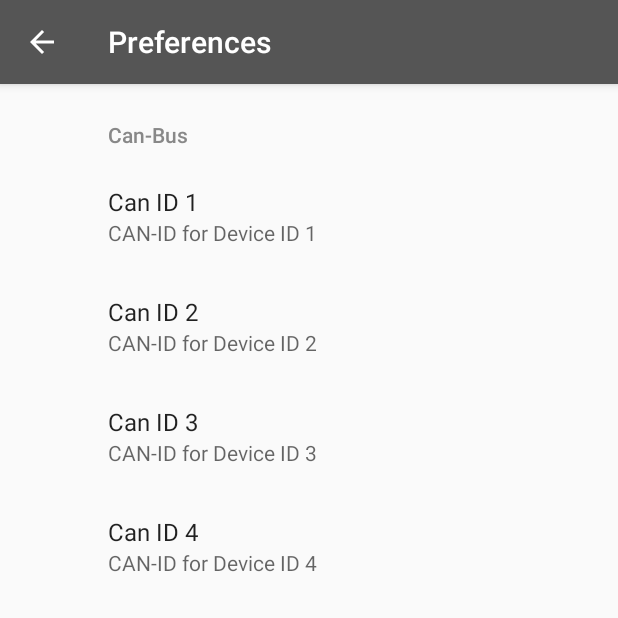
After one commit to rouven0/DCC-Controller-Android-App, an Android app: the SettingsActivity screen opened directly, with no data from a screen before it, on a phone screen of 412 x 824 dp, the top half of it. The commit adds this screen. Run offline under Robolectric (Android 15) with nearby library versions, the phone set to English and light mode, and no system bars; our stand-ins replace androidx.preference.

Commit message:
added settings: settings_activity.xml SettingsActivity.java root_preferences.xml arrays.xml

```diff
--- a/CBusMessage/build.gradle
+++ b/CBusMessage/build.gradle
@@ -2,6 +2,8 @@ apply plugin: 'java-library'
 
 dependencies {
     implementation fileTree(dir: 'libs', include: ['*.jar'])
+    implementation 'org.jetbrains:annotations-java5:15.0'
+    implementation 'androidx.annotation:annotation:1.1.0'
 }
 
 sourceCompatibility = "1.7"
--- a/CBusMessage/src/main/java/com/traincon/CBusMessage/CBusAsciiMessageBuilder.java
+++ b/CBusMessage/src/main/java/com/traincon/CBusMessage/CBusAsciiMessageBuilder.java
@@ -1,4 +1,7 @@
 package com.traincon.CBusMessage;
+
+import androidx.annotation.NonNull;
+
 /*
  * Build Ascii-CBus messages that are sent to the board
  */
@@ -20,7 +23,7 @@ public class CBusAsciiMessageBuilder {
         canId = canid;
     }
 
-    public String build(CBusMessage cBusMessage){
+    public String build(@NonNull CBusMessage cBusMessage){
         StringBuilder data = new StringBuilder();
         for (int i=0; i<cBusMessage.getData().length; i++){
             data.append(cBusMessage.getData()[i]);
--- a/app/build.gradle
+++ b/app/build.gradle
@@ -6,8 +6,8 @@ android {
         applicationId "com.traincon.modelleisenbahn_controller"
         minSdkVersion 26
         targetSdkVersion 30
-        versionCode 17
-        versionName "1.3.6"
+        versionCode 18
+        versionName "1.4.0"
         testInstrumentationRunner 'androidx.test.runner.AndroidJUnitRunner'
     }
     buildTypes {
@@ -26,6 +26,7 @@ dependencies {
     implementation 'androidx.core:core:1.3.1'
     implementation 'org.jetbrains:annotations-java5:15.0'
     implementation project(path: ':CBusMessage')
+    implementation 'androidx.preference:preference:1.1.1'
     testImplementation 'junit:junit:4.13'
     androidTestImplementation 'androidx.test.ext:junit:1.1.2'
     androidTestImplementation 'androidx.test.espresso:espresso-core:3.3.0'
--- a/app/src/main/java/com/traincon/modelleisenbahn_controller/FullscreenActivity.java
+++ b/app/src/main/java/com/traincon/modelleisenbahn_controller/FullscreenActivity.java
@@ -292,7 +292,7 @@ public class FullscreenActivity extends AppCompatActivity {
         createTabLayout.start();
         createMenuButtons.start();
 
-        boardManager = new BoardManager(devId, host, port);
+        boardManager = new BoardManager(getBaseContext(), devId, host, port);
         boardManager.connect();
     }
 
--- /dev/null
+++ b/app/src/main/java/com/traincon/modelleisenbahn_controller/SettingsActivity.java
@@ -0,0 +1,41 @@
+package com.traincon.modelleisenbahn_controller;
+
+import android.os.Bundle;
+import android.view.MenuItem;
+
+import androidx.appcompat.app.ActionBar;
+import androidx.appcompat.app.AppCompatActivity;
+import androidx.preference.PreferenceFragmentCompat;
+
+public class SettingsActivity extends AppCompatActivity {
+
+    @Override
+    protected void onCreate(Bundle savedInstanceState) {
+        super.onCreate(savedInstanceState);
+        setContentView(R.layout.settings_activity);
+        getSupportFragmentManager()
+                .beginTransaction()
+                .replace(R.id.settings, new SettingsFragment())
+                .commit();
+        ActionBar actionBar = getSupportActionBar();
+        if (actionBar != null) {
+            actionBar.setDisplayHomeAsUpEnabled(true);
+        }
+    }
+
+    @Override
+    public boolean onOptionsItemSelected(MenuItem item) {
+        // Respond to the action bar's Up/Home button
+        if (item.getItemId() == android.R.id.home) {
+            super.onBackPressed();
+            return true;
+        }
+        return super.onOptionsItemSelected(item);
+    }
+    public static class SettingsFragment extends PreferenceFragmentCompat {
+        @Override
+        public void onCreatePreferences(Bundle savedInstanceState, String rootKey) {
+            setPreferencesFromResource(R.xml.root_preferences, rootKey);
+        }
+    }
+}
--- /dev/null
+++ b/app/src/main/res/layout/settings_activity.xml
@@ -0,0 +1,9 @@
+<LinearLayout xmlns:android="http://schemas.android.com/apk/res/android"
+    android:layout_width="match_parent"
+    android:layout_height="match_parent">
+
+    <FrameLayout
+        android:id="@+id/settings"
+        android:layout_width="match_parent"
+        android:layout_height="match_parent" />
+</LinearLayout>
--- /dev/null
+++ b/app/src/main/res/values/arrays.xml
@@ -0,0 +1,2 @@
+<resources>
+</resources>
--- a/app/src/main/res/values/styles.xml
+++ b/app/src/main/res/values/styles.xml
@@ -7,6 +7,11 @@
         <item name="colorPrimaryDark">@color/colorPrimaryDark</item>
         <item name="colorAccent">@color/colorAccent</item>
         <item name="titleTextColor">@color/colorTitle</item>
+        <item name="android:actionOverflowButtonStyle">@style/actionOverflowButtonStyle</item>
+    </style>
+
+    <style name="actionOverflowButtonStyle" parent="@style/Widget.AppCompat.ActionButton.Overflow">
+        <item name="android:tint">@color/colorTitle</item>
     </style>
 
     <style name="AppTheme.NoActionBar">
@@ -14,7 +19,7 @@
         <item name="windowNoTitle">true</item>
     </style>
 
-    <style name="AppTheme.AppBarOverlay" parent="ThemeOverlay.AppCompat.Dark.ActionBar" />
+    <style name="AppTheme.AppBarOverlay" parent="ThemeOverlay.AppCompat.Light" />
 
     <style name="AppTheme.PopupOverlay" parent="ThemeOverlay.AppCompat.Light" />
 
--- /dev/null
+++ b/app/src/main/res/xml/root_preferences.xml
@@ -0,0 +1,29 @@
+<PreferenceScreen xmlns:android="http://schemas.android.com/apk/res/android"
+    xmlns:app="http://schemas.android.com/apk/res-auto">
+
+    <PreferenceCategory app:title="@string/can_header">
+
+        <EditTextPreference
+            android:defaultValue="1165"
+            android:key="canid_1"
+            android:summary="@string/summary_canid_1"
+            android:title="@string/preference_canid_1"/>
+        <EditTextPreference
+            android:defaultValue="1166"
+            android:key="canid_2"
+            android:summary="@string/summary_canid_2"
+            android:title="@string/preference_canid_2" />
+        <EditTextPreference
+            android:defaultValue="1167"
+            android:key="canid_3"
+            android:summary="@string/summary_canid_3"
+            android:title="@string/preference_canid_3"/>
+        <EditTextPreference
+            android:defaultValue="1168"
+            android:key="canid_4"
+            android:summary="@string/summary_canid_4"
+            android:title="@string/preference_canid_4"/>
+    </PreferenceCategory>
+
+
+</PreferenceScreen>
```
Also changed, not shown: app/src/main/AndroidManifest.xml (+9 -6 lines), app/src/main/java/com/traincon/modelleisenbahn_controller/BoardManager.java (+12 -6 lines), app/src/main/java/com/traincon/modelleisenbahn_controller/MainActivity.java (+22 -0 lines), app/src/main/java/com/traincon/modelleisenbahn_controller/ScreenFragment.java (+3 -4 lines), app/src/main/res/drawable/ic_baseline_settings_24.xml (added, +7 -0 lines), app/src/main/res/layout/activity_main.xml (+7 -5 lines), app/src/main/res/layout/fragment_controller.xml (+6 -3 lines), app/src/main/res/menu/menu_main.xml (added, +12 -0 lines), app/src/main/res/values/strings.xml (+40 -21 lines), 3 other files.
